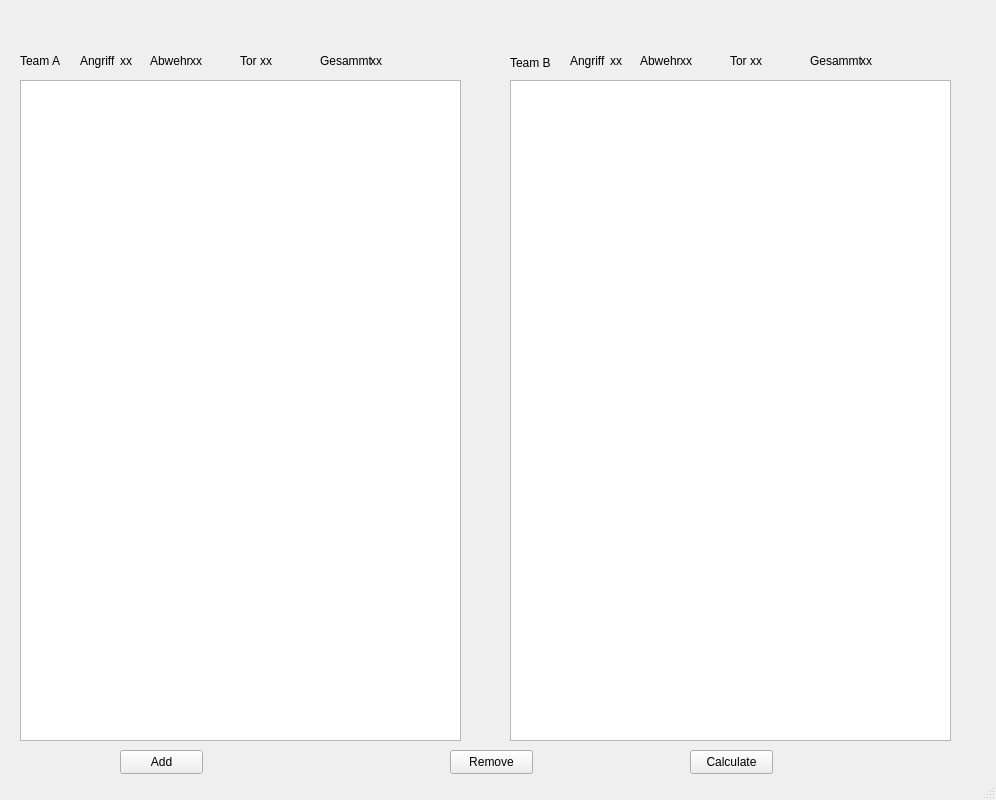
This is playground/MannschaftsGenerator/.GUI/GUI_Number_1.ui in VaderLader/NikNDad as Qt 5 draws it before an edit. The edited form follows.
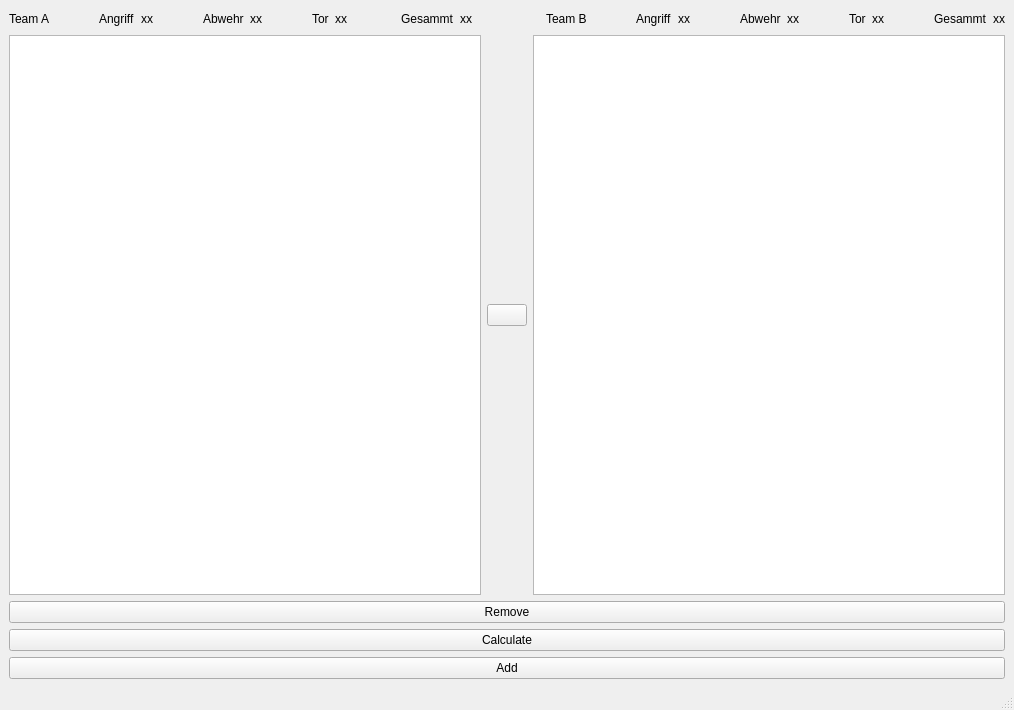
This is the edited form. Icons and pictures are not drawn.

Commit message: the window is size adjustable

The edit to the form file:
```diff
--- a/playground/MannschaftsGenerator/.GUI/GUI_Number_1.ui
+++ b/playground/MannschaftsGenerator/.GUI/GUI_Number_1.ui
@@ -6,8 +6,8 @@
    <rect>
     <x>0</x>
     <y>0</y>
-    <width>996</width>
-    <height>800</height>
+    <width>1014</width>
+    <height>710</height>
    </rect>
   </property>
   <property name="windowTitle">
@@ -18,317 +18,341 @@
     <normaloff>Fussball.jpg</normaloff>Fussball.jpg</iconset>
   </property>
   <widget class="QWidget" name="centralwidget">
-   <widget class="QTableView" name="tableView_A">
-    <property name="geometry">
-     <rect>
-      <x>20</x>
-      <y>80</y>
-      <width>441</width>
-      <height>661</height>
-     </rect>
-    </property>
-    <property name="alternatingRowColors">
-     <bool>true</bool>
-    </property>
-    <property name="gridStyle">
-     <enum>Qt::DashLine</enum>
-    </property>
-    <property name="sortingEnabled">
-     <bool>true</bool>
-    </property>
-   </widget>
-   <widget class="QTableView" name="tableView_B">
-    <property name="geometry">
-     <rect>
-      <x>510</x>
-      <y>80</y>
-      <width>441</width>
-      <height>661</height>
-     </rect>
-    </property>
-    <property name="alternatingRowColors">
-     <bool>true</bool>
-    </property>
-    <property name="gridStyle">
-     <enum>Qt::DotLine</enum>
-    </property>
-    <property name="sortingEnabled">
-     <bool>true</bool>
-    </property>
-   </widget>
-   <widget class="QPushButton" name="pushButton_1">
-    <property name="geometry">
-     <rect>
-      <x>690</x>
-      <y>750</y>
-      <width>83</width>
-      <height>24</height>
-     </rect>
-    </property>
-    <property name="text">
-     <string>Calculate</string>
-    </property>
-   </widget>
-   <widget class="QPushButton" name="pushButton_2">
-    <property name="geometry">
-     <rect>
-      <x>120</x>
-      <y>750</y>
-      <width>83</width>
-      <height>24</height>
-     </rect>
-    </property>
-    <property name="text">
-     <string>Add</string>
-    </property>
-   </widget>
-   <widget class="QPushButton" name="pushButton_3">
-    <property name="geometry">
-     <rect>
-      <x>450</x>
-      <y>750</y>
-      <width>83</width>
-      <height>24</height>
-     </rect>
-    </property>
-    <property name="text">
-     <string>Remove</string>
-    </property>
-   </widget>
+   <layout class="QVBoxLayout" name="verticalLayout">
+    <item>
+     <layout class="QHBoxLayout" name="horizontalLayout">
+      <item>
    <widget class="QLabel" name="label">
-    <property name="geometry">
-     <rect>
-      <x>20</x>
-      <y>50</y>
-      <width>41</width>
-      <height>21</height>
-     </rect>
-    </property>
     <property name="text">
      <string>Team A</string>
     </property>
    </widget>
-   <widget class="QLabel" name="label_2">
-    <property name="geometry">
-     <rect>
-      <x>510</x>
-      <y>53</y>
-      <width>46</width>
+      </item>
+      <item>
+       <spacer name="horizontalSpacer_3">
+        <property name="orientation">
+         <enum>Qt::Horizontal</enum>
+        </property>
+        <property name="sizeHint" stdset="0">
+         <size>
+          <width>18</width>
       <height>20</height>
-     </rect>
-    </property>
-    <property name="text">
-     <string>Team B</string>
-    </property>
-   </widget>
+         </size>
+        </property>
+       </spacer>
+      </item>
+      <item>
    <widget class="QLabel" name="label_3">
-    <property name="geometry">
-     <rect>
-      <x>80</x>
-      <y>50</y>
-      <width>41</width>
-      <height>21</height>
-     </rect>
-    </property>
     <property name="text">
      <string>Angriff</string>
     </property>
    </widget>
+      </item>
+      <item>
    <widget class="QLabel" name="angriff_A">
-    <property name="geometry">
-     <rect>
-      <x>120</x>
-      <y>50</y>
-      <width>16</width>
-      <height>21</height>
-     </rect>
-    </property>
     <property name="text">
      <string>xx</string>
     </property>
    </widget>
+      </item>
+      <item>
+       <spacer name="horizontalSpacer_6">
+        <property name="orientation">
+         <enum>Qt::Horizontal</enum>
+        </property>
+        <property name="sizeHint" stdset="0">
+         <size>
+          <width>18</width>
+          <height>20</height>
+         </size>
+        </property>
+       </spacer>
+      </item>
+      <item>
    <widget class="QLabel" name="label_4">
-    <property name="geometry">
-     <rect>
-      <x>150</x>
-      <y>50</y>
-      <width>41</width>
-      <height>21</height>
-     </rect>
-    </property>
     <property name="text">
      <string>Abwehr</string>
     </property>
    </widget>
+      </item>
+      <item>
    <widget class="QLabel" name="abwehr_A">
-    <property name="geometry">
-     <rect>
-      <x>190</x>
-      <y>50</y>
-      <width>16</width>
-      <height>21</height>
-     </rect>
-    </property>
     <property name="text">
      <string>xx</string>
     </property>
    </widget>
+      </item>
+      <item>
+       <spacer name="horizontalSpacer_4">
+        <property name="orientation">
+         <enum>Qt::Horizontal</enum>
+        </property>
+        <property name="sizeHint" stdset="0">
+         <size>
+          <width>38</width>
+          <height>20</height>
+         </size>
+        </property>
+       </spacer>
+      </item>
+      <item>
    <widget class="QLabel" name="label_7">
-    <property name="geometry">
-     <rect>
-      <x>240</x>
-      <y>50</y>
-      <width>21</width>
-      <height>21</height>
-     </rect>
-    </property>
     <property name="text">
      <string>Tor</string>
     </property>
    </widget>
+      </item>
+      <item>
    <widget class="QLabel" name="torA">
-    <property name="geometry">
-     <rect>
-      <x>260</x>
-      <y>50</y>
-      <width>16</width>
-      <height>21</height>
-     </rect>
-    </property>
     <property name="text">
      <string>xx</string>
     </property>
    </widget>
+      </item>
+      <item>
+       <spacer name="horizontalSpacer_5">
+        <property name="orientation">
+         <enum>Qt::Horizontal</enum>
+        </property>
+        <property name="sizeHint" stdset="0">
+         <size>
+          <width>48</width>
+          <height>20</height>
+         </size>
+        </property>
+       </spacer>
+      </item>
+      <item>
    <widget class="QLabel" name="label_9">
-    <property name="geometry">
-     <rect>
-      <x>320</x>
-      <y>50</y>
-      <width>51</width>
-      <height>21</height>
-     </rect>
-    </property>
     <property name="text">
      <string>Gesammt</string>
     </property>
    </widget>
+      </item>
+      <item>
    <widget class="QLabel" name="gesammt_A">
-    <property name="geometry">
-     <rect>
-      <x>370</x>
-      <y>50</y>
-      <width>91</width>
-      <height>21</height>
-     </rect>
-    </property>
     <property name="text">
      <string>xx</string>
     </property>
    </widget>
-   <widget class="QLabel" name="abwehr_B">
-    <property name="geometry">
-     <rect>
-      <x>680</x>
-      <y>50</y>
-      <width>16</width>
-      <height>21</height>
-     </rect>
-    </property>
+      </item>
+      <item>
+       <spacer name="horizontalSpacer">
+        <property name="orientation">
+         <enum>Qt::Horizontal</enum>
+        </property>
+        <property name="sizeHint" stdset="0">
+         <size>
+          <width>68</width>
+          <height>20</height>
+         </size>
+        </property>
+       </spacer>
+      </item>
+      <item>
+       <widget class="QLabel" name="label_2">
     <property name="text">
-     <string>xx</string>
-    </property>
-   </widget>
-   <widget class="QLabel" name="label_12">
-    <property name="geometry">
-     <rect>
-      <x>640</x>
-      <y>50</y>
-      <width>41</width>
-      <height>21</height>
-     </rect>
-    </property>
-    <property name="text">
-     <string>Abwehr</string>
-    </property>
-   </widget>
+         <string>Team B</string>
+        </property>
+       </widget>
+      </item>
+      <item>
+       <spacer name="horizontalSpacer_8">
+        <property name="orientation">
+         <enum>Qt::Horizontal</enum>
+        </property>
+        <property name="sizeHint" stdset="0">
+         <size>
+          <width>28</width>
+          <height>20</height>
+         </size>
+        </property>
+       </spacer>
+      </item>
+      <item>
    <widget class="QLabel" name="label_13">
-    <property name="geometry">
-     <rect>
-      <x>570</x>
-      <y>50</y>
-      <width>41</width>
-      <height>21</height>
-     </rect>
-    </property>
     <property name="text">
      <string>Angriff</string>
     </property>
    </widget>
-   <widget class="QLabel" name="tor_B">
-    <property name="geometry">
-     <rect>
-      <x>750</x>
-      <y>50</y>
-      <width>16</width>
-      <height>21</height>
-     </rect>
-    </property>
-    <property name="text">
-     <string>xx</string>
-    </property>
-   </widget>
+      </item>
+      <item>
    <widget class="QLabel" name="angriff_B">
-    <property name="geometry">
-     <rect>
-      <x>610</x>
-      <y>50</y>
-      <width>16</width>
-      <height>21</height>
-     </rect>
-    </property>
+        <property name="text">
+         <string>xx</string>
+        </property>
+       </widget>
+      </item>
+      <item>
+       <spacer name="horizontalSpacer_9">
+        <property name="orientation">
+         <enum>Qt::Horizontal</enum>
+        </property>
+        <property name="sizeHint" stdset="0">
+         <size>
+          <width>18</width>
+          <height>20</height>
+         </size>
+        </property>
+       </spacer>
+      </item>
+      <item>
+       <widget class="QLabel" name="label_12">
     <property name="text">
+         <string>Abwehr</string>
+        </property>
+       </widget>
+      </item>
+      <item>
+       <widget class="QLabel" name="abwehr_B">
+        <property name="text">
      <string>xx</string>
     </property>
    </widget>
+      </item>
+      <item>
+       <spacer name="horizontalSpacer_10">
+        <property name="orientation">
+         <enum>Qt::Horizontal</enum>
+        </property>
+        <property name="sizeHint" stdset="0">
+         <size>
+          <width>38</width>
+          <height>20</height>
+         </size>
+        </property>
+       </spacer>
+      </item>
+      <item>
+       <widget class="QLabel" name="label_18">
+        <property name="text">
+         <string>Tor</string>
+        </property>
+       </widget>
+      </item>
+      <item>
+       <widget class="QLabel" name="tor_B">
+        <property name="text">
+         <string>xx</string>
+        </property>
+       </widget>
+      </item>
+      <item>
+       <spacer name="horizontalSpacer_11">
+        <property name="orientation">
+         <enum>Qt::Horizontal</enum>
+        </property>
+        <property name="sizeHint" stdset="0">
+         <size>
+          <width>38</width>
+          <height>20</height>
+         </size>
+        </property>
+       </spacer>
+      </item>
+      <item>
    <widget class="QLabel" name="label_16">
-    <property name="geometry">
-     <rect>
-      <x>810</x>
-      <y>50</y>
-      <width>51</width>
-      <height>21</height>
-     </rect>
-    </property>
     <property name="text">
      <string>Gesammt</string>
     </property>
    </widget>
+      </item>
+      <item>
    <widget class="QLabel" name="gesammt_B">
-    <property name="geometry">
-     <rect>
-      <x>860</x>
-      <y>50</y>
-      <width>91</width>
-      <height>21</height>
-     </rect>
-    </property>
     <property name="text">
      <string>xx</string>
     </property>
    </widget>
-   <widget class="QLabel" name="label_18">
-    <property name="geometry">
-     <rect>
-      <x>730</x>
-      <y>50</y>
-      <width>21</width>
-      <height>21</height>
-     </rect>
-    </property>
+      </item>
+     </layout>
+    </item>
+    <item>
+     <layout class="QHBoxLayout" name="horizontalLayout_2">
+      <item>
+       <widget class="QTableView" name="tableView_A">
+        <property name="alternatingRowColors">
+         <bool>true</bool>
+        </property>
+        <property name="gridStyle">
+         <enum>Qt::DashLine</enum>
+        </property>
+        <property name="sortingEnabled">
+         <bool>true</bool>
+        </property>
+        <attribute name="horizontalHeaderCascadingSectionResizes">
+         <bool>true</bool>
+        </attribute>
+        <attribute name="horizontalHeaderDefaultSectionSize">
+         <number>80</number>
+        </attribute>
+        <attribute name="horizontalHeaderStretchLastSection">
+         <bool>true</bool>
+        </attribute>
+       </widget>
+      </item>
+      <item>
+       <widget class="QPushButton" name="pushButton">
     <property name="text">
-     <string>Tor</string>
-    </property>
-   </widget>
+         <string/>
+        </property>
+        <property name="icon">
+         <iconset>
+          <normaloff>switchArrow.jpg</normaloff>switchArrow.jpg</iconset>
+        </property>
+        <property name="iconSize">
+         <size>
+          <width>40</width>
+          <height>40</height>
+         </size>
+        </property>
+       </widget>
+      </item>
+      <item>
+       <widget class="QTableView" name="tableView_B">
+        <property name="alternatingRowColors">
+         <bool>true</bool>
+        </property>
+        <property name="gridStyle">
+         <enum>Qt::DotLine</enum>
+        </property>
+        <property name="sortingEnabled">
+         <bool>true</bool>
+        </property>
+        <attribute name="horizontalHeaderCascadingSectionResizes">
+         <bool>true</bool>
+        </attribute>
+        <attribute name="horizontalHeaderDefaultSectionSize">
+         <number>80</number>
+        </attribute>
+        <attribute name="horizontalHeaderStretchLastSection">
+         <bool>true</bool>
+        </attribute>
+       </widget>
+      </item>
+     </layout>
+    </item>
+    <item>
+     <widget class="QPushButton" name="pushButton_3">
+      <property name="text">
+       <string>Remove</string>
+      </property>
+     </widget>
+    </item>
+    <item>
+     <widget class="QPushButton" name="pushButton_1">
+      <property name="text">
+       <string>Calculate</string>
+      </property>
+     </widget>
+    </item>
+    <item>
+     <widget class="QPushButton" name="pushButton_2">
+      <property name="text">
+       <string>Add</string>
+      </property>
+     </widget>
+    </item>
+   </layout>
   </widget>
   <widget class="QStatusBar" name="statusbar"/>
  </widget>
```
Lines whose indentation alone changed are shown as unchanged.
